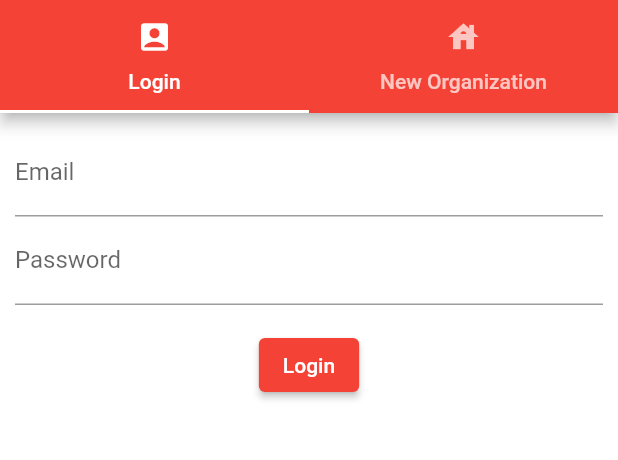
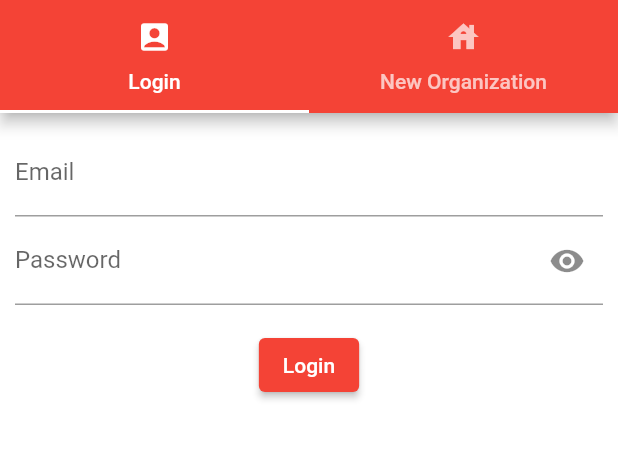
Before and after one commit to parkr-unb/parkr, a Flutter app: the screen it shows after launch, on a phone screen of 412 x 824 dp, the part 37-497 px from its top. Run offline on Flutter 3.47's test engine with Material 2 defaults, Android fonts, the phone set to English and light mode, and no system bars; our stand-ins replace camera, flutter_keyboard_visibility; missing offline and left inert: amplify_auth_cognito, amplify_flutter.

Commit message:
Add toggle password visibility button

```diff
--- a/lib/widgets/loginform.dart
+++ b/lib/widgets/loginform.dart
@@ -14,6 +14,7 @@ class _LoginFormState extends State<LoginForm> {
   TextEditingController emailCtrl = TextEditingController();
   TextEditingController passCtrl = TextEditingController();
   final _formKey = GlobalKey<FormState>();
+  bool _isObscure = true;
 
   Future<bool> signInUser() async {
     try {
@@ -133,11 +134,21 @@ class _LoginFormState extends State<LoginForm> {
             Padding(
                 padding: const EdgeInsets.symmetric(horizontal: 10.0),
                 child: TextFormField(
-                    obscureText: true,
                     controller: passCtrl,
-                    decoration: const InputDecoration(
-                        labelText: 'Password',
-                        hintText: 'Enter Valid Password'),
+                    obscureText: _isObscure,
+                    decoration: InputDecoration(
+                      labelText: 'Password',
+                      suffixIcon: IconButton(
+                        icon: Icon(
+                          _isObscure ? Icons.visibility : Icons.visibility_off,
+                        ),
+                        onPressed: () {
+                          setState(() {
+                            _isObscure = !_isObscure;
+                          });
+                        },
+                      ),
+                    ),
                     validator: (val) {
                       if (val == null || val.isEmpty) {
                         return "Password is mandatory";
```
